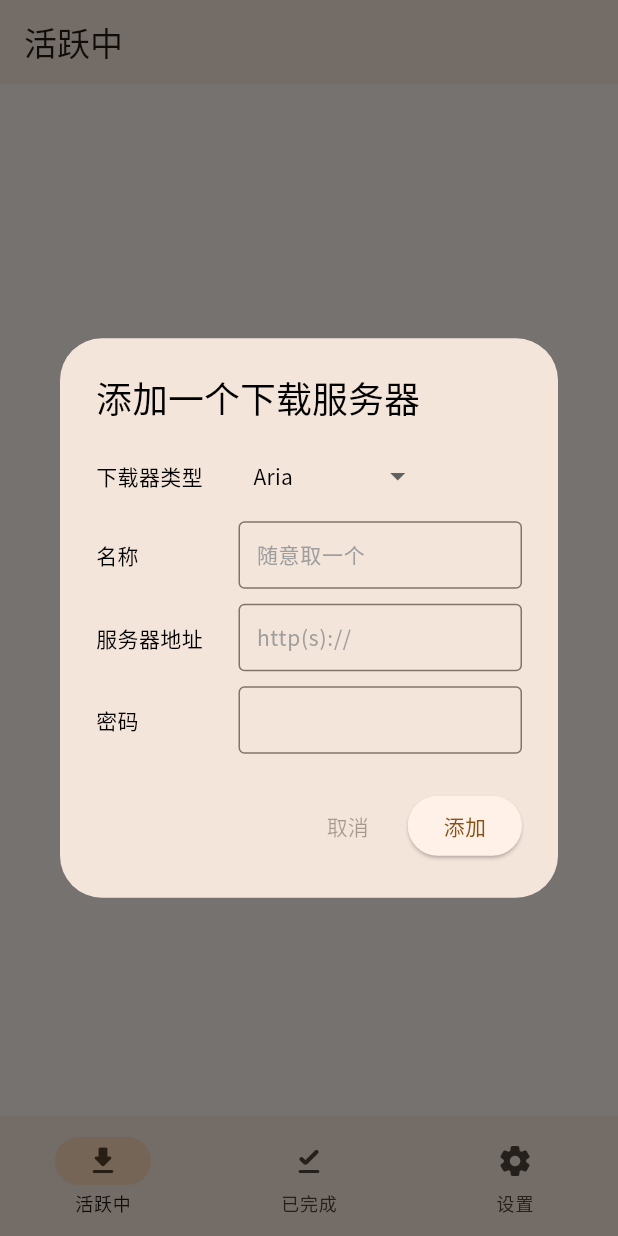
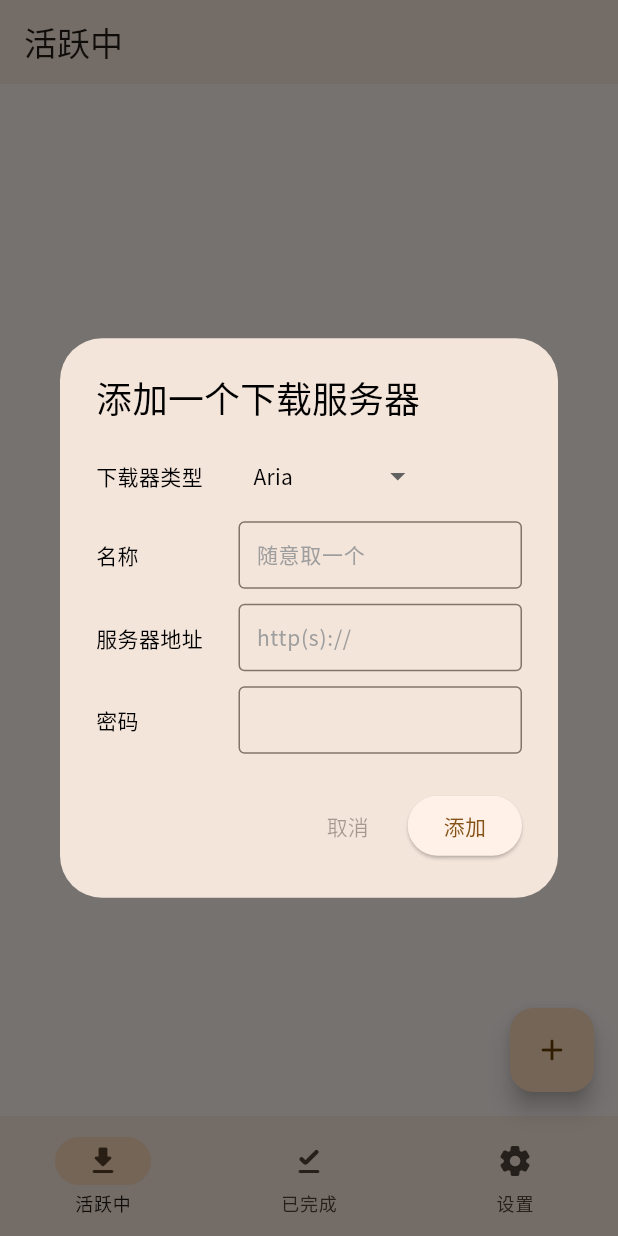
Before and after one commit to Zhoucheng133/BitFlow, a Flutter app: the screen it shows after launch, on a phone screen of 412 x 824 dp. Run offline on Flutter 3.47's test engine with Material 3 defaults, Android fonts, the phone set to English and light mode, and no system bars; drawn by our look-alikes of dropdown_button2; our stand-ins replace file_picker, font_awesome_flutter, get, google_fonts, package_info_plus, shared_preferences; missing offline and left inert: clipboard, window_manager.

Commit message:
完成移动端添加任务

```diff
--- a/lib/components/header/active_buttons.dart
+++ b/lib/components/header/active_buttons.dart
@@ -118,7 +118,7 @@ Future<void> addTaskDialog(BuildContext context) async {
                 funcs.addTorrentTaskHandler(filePath);
               }
             },
-            child: const Text('使用Torrent文件')
+            child: const Text('来自种子文件')
           ),
           ElevatedButton(
             onPressed: ()=>addTaskHandler(context, link, funcs),
--- a/lib/mobile/main_view.dart
+++ b/lib/mobile/main_view.dart
@@ -1,3 +1,4 @@
+import 'package:bit_flow/components/header/active_buttons.dart';
 import 'package:bit_flow/getx/status_get.dart';
 import 'package:bit_flow/mobile/pages/download_m.dart';
 import 'package:bit_flow/mobile/pages/finish_m.dart';
@@ -63,7 +64,13 @@ class _MainViewState extends State<MainView> {
             FinishM(),
             SettingsM()
           ],
-        )
+        ),
+        floatingActionButton: statusGet.page.value==Pages.active ? FloatingActionButton(
+          onPressed: ()=>addTaskDialog(context),
+          child: Center(
+            child: Icon(Icons.add_rounded),
+          ),
+        ) : null,
       ),
     );
   }
```
